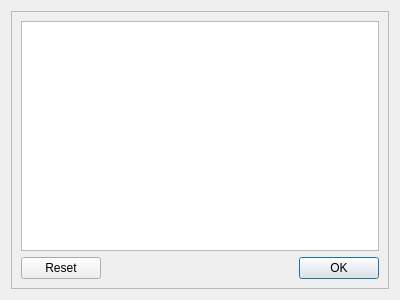
Above: ui_files/barcode_table_widget.ui from olk90/pyBLG before the change. Below: the same form after it.
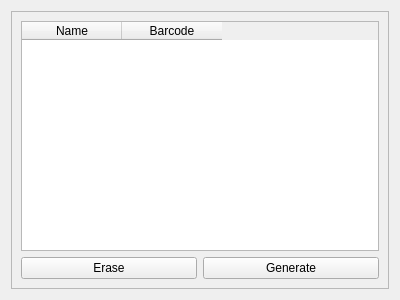
That is the form after the change.

Diff of the .ui file:
```diff
--- a/ui_files/barcode_table_widget.ui
+++ b/ui_files/barcode_table_widget.ui
@@ -24,7 +24,7 @@
      </property>
      <layout class="QVBoxLayout" name="tableFrameLayout">
       <item>
-       <widget class="QTableView" name="table">
+       <widget class="QTableWidget" name="table">
         <property name="sizePolicy">
          <sizepolicy hsizetype="Expanding" vsizetype="Expanding">
           <horstretch>1</horstretch>
@@ -37,17 +37,35 @@
         <property name="alternatingRowColors">
          <bool>true</bool>
         </property>
+        <column>
+         <property name="text">
+          <string>Name</string>
+         </property>
+        </column>
+        <column>
+         <property name="text">
+          <string>Barcode</string>
+         </property>
+        </column>
        </widget>
       </item>
       <item>
-       <widget class="QDialogButtonBox" name="buttonBox">
-        <property name="standardButtons">
-         <set>QDialogButtonBox::Ok|QDialogButtonBox::Reset</set>
-        </property>
-        <property name="centerButtons">
-         <bool>false</bool>
-        </property>
-       </widget>
+       <layout class="QHBoxLayout" name="buttonLayout">
+        <item>
+         <widget class="QPushButton" name="eraseButton">
+          <property name="text">
+           <string>Erase</string>
+          </property>
+         </widget>
+        </item>
+        <item>
+         <widget class="QPushButton" name="generateButton">
+          <property name="text">
+           <string>Generate</string>
+          </property>
+         </widget>
+        </item>
+       </layout>
       </item>
      </layout>
     </widget>
```
